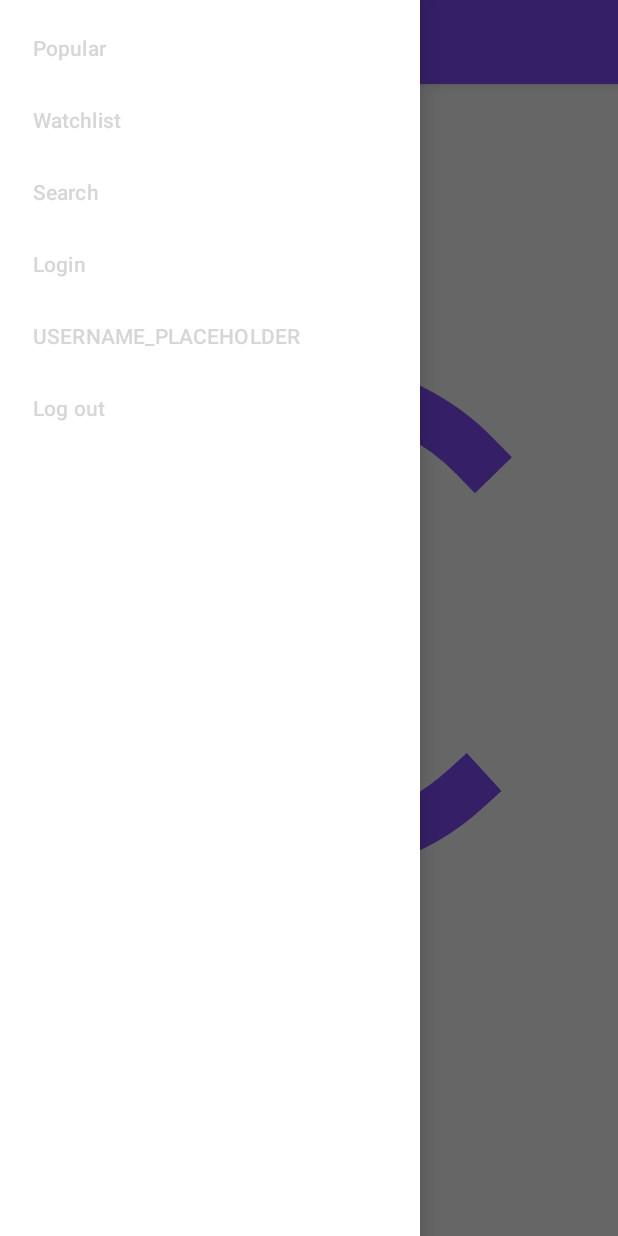
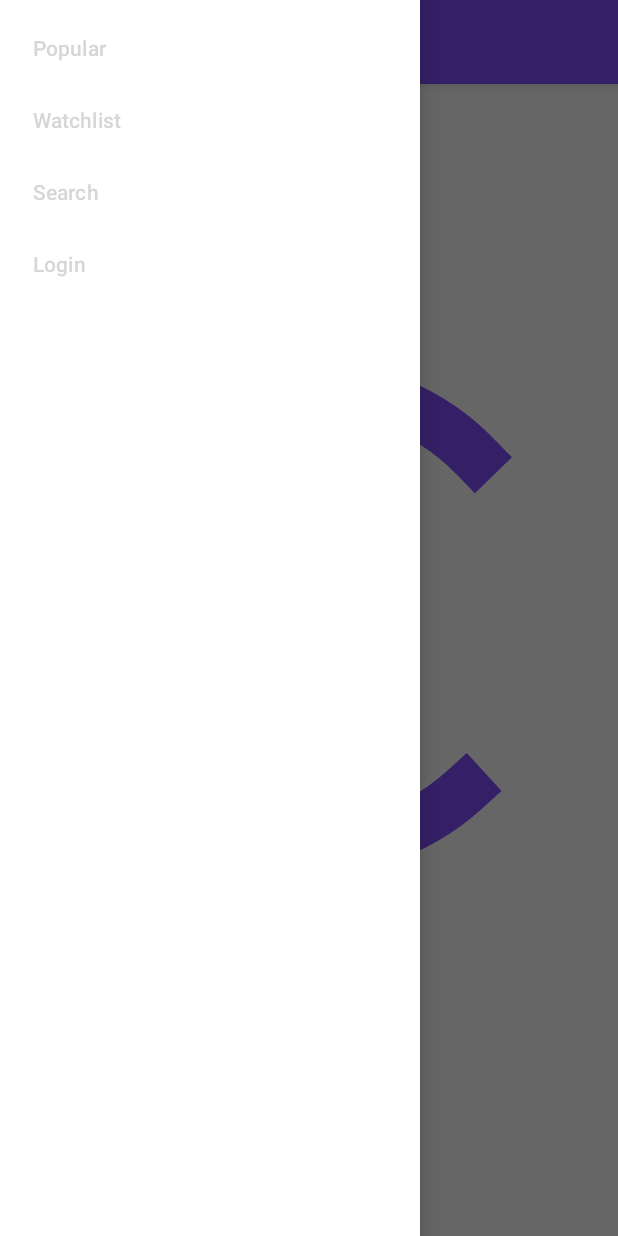
Before and after one commit to Ninotter/Movynov, an Android app: the screen it shows after launch (PopularActivity), with the side drawer open, on a phone screen of 412 x 824 dp. Run offline under Robolectric (Android 15) with nearby library versions, the phone set to English and light mode, and no system bars; network calls fail; 1 statement that could not run was skipped.

Commit message:
navbar logged in/out

```diff
--- a/app/src/main/java/com/projetb3/movynov/activities/MenuBehavior.kt
+++ b/app/src/main/java/com/projetb3/movynov/activities/MenuBehavior.kt
@@ -20,6 +20,14 @@ class MenuBehavior {
         navigationView.menu.findItem(R.id.nav_username).title = connectedUser.email
     }
 
+
+    fun menuForNoUser(navigationView: NavigationView) {
+        navigationView.menu.findItem(R.id.nav_logout).isVisible = false
+        navigationView.menu.findItem(R.id.nav_username).isVisible = false
+
+
+    }
+
     public fun onNavigationItemSelected(item: MenuItem, activity : AppCompatActivity): Boolean {
         when (item.itemId) {
             R.id.nav_login -> {
@@ -40,4 +48,5 @@ class MenuBehavior {
         }
         return false
     }
+
 }
--- a/app/src/main/java/com/projetb3/movynov/activities/PopularActivity.kt
+++ b/app/src/main/java/com/projetb3/movynov/activities/PopularActivity.kt
@@ -39,6 +39,8 @@ class PopularActivity : AppCompatActivity(), NavigationView.OnNavigationItemSele
         val navigationView = findViewById<NavigationView>(R.id.popular_nav_view)
         if (viewModel.getConnectedUser() != null){
             MenuBehavior().hideLoginMenu(navigationView, viewModel.getConnectedUser()!!)
+        }else{
+            MenuBehavior().menuForNoUser(navigationView)
         }
         DrawerBehavior().setDrawerOpenOnClick(drawerLayout, navigationView, this, findViewById(R.id.popular_toolbar))
 
```
